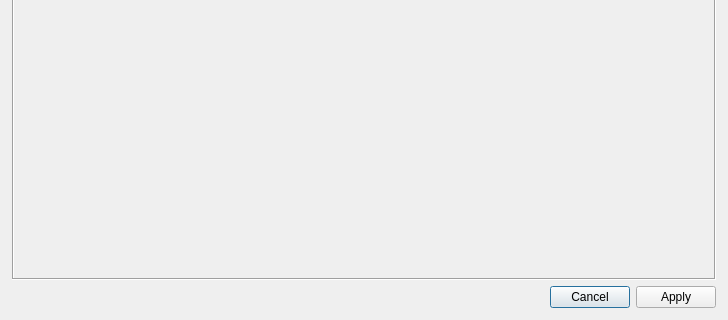
First picture: the form in sources/settings.ui, repository Pillowe582/toolkit, before the edit; both pictures show x 0 to 728 and y 264 to 584 of the 728 by 584 pixel window.
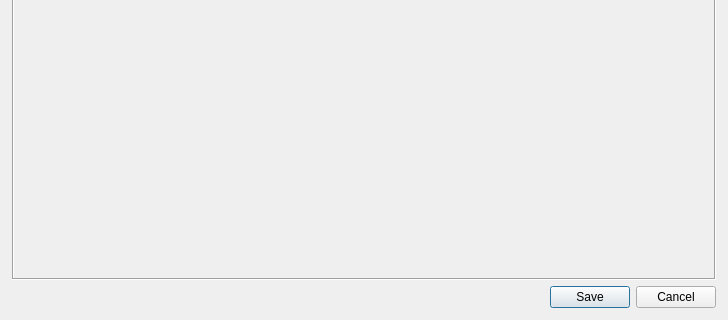
Second picture: the form after the edit.

The edit to the form file:
```diff
--- a/sources/settings.ui
+++ b/sources/settings.ui
@@ -200,7 +200,7 @@
    <item row="2" column="0">
     <widget class="QDialogButtonBox" name="dialogbtn">
      <property name="standardButtons">
-      <set>QDialogButtonBox::StandardButton::Apply|QDialogButtonBox::StandardButton::Cancel</set>
+      <set>QDialogButtonBox::StandardButton::Cancel|QDialogButtonBox::StandardButton::Save</set>
      </property>
      <property name="centerButtons">
       <bool>false</bool>
```
